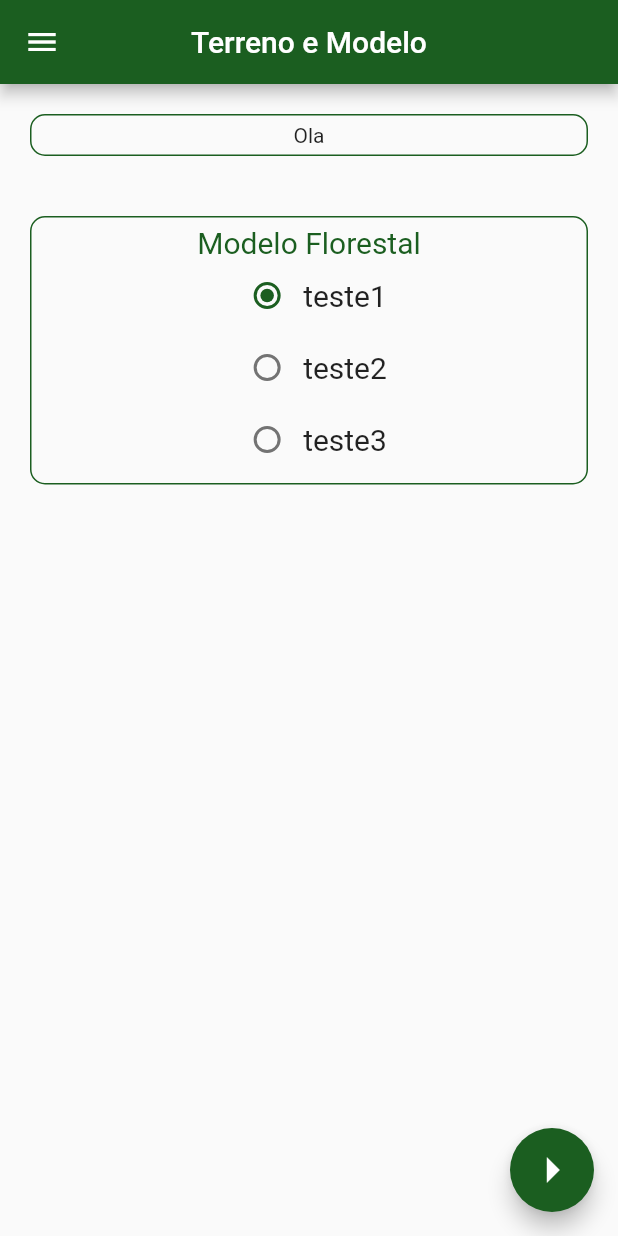
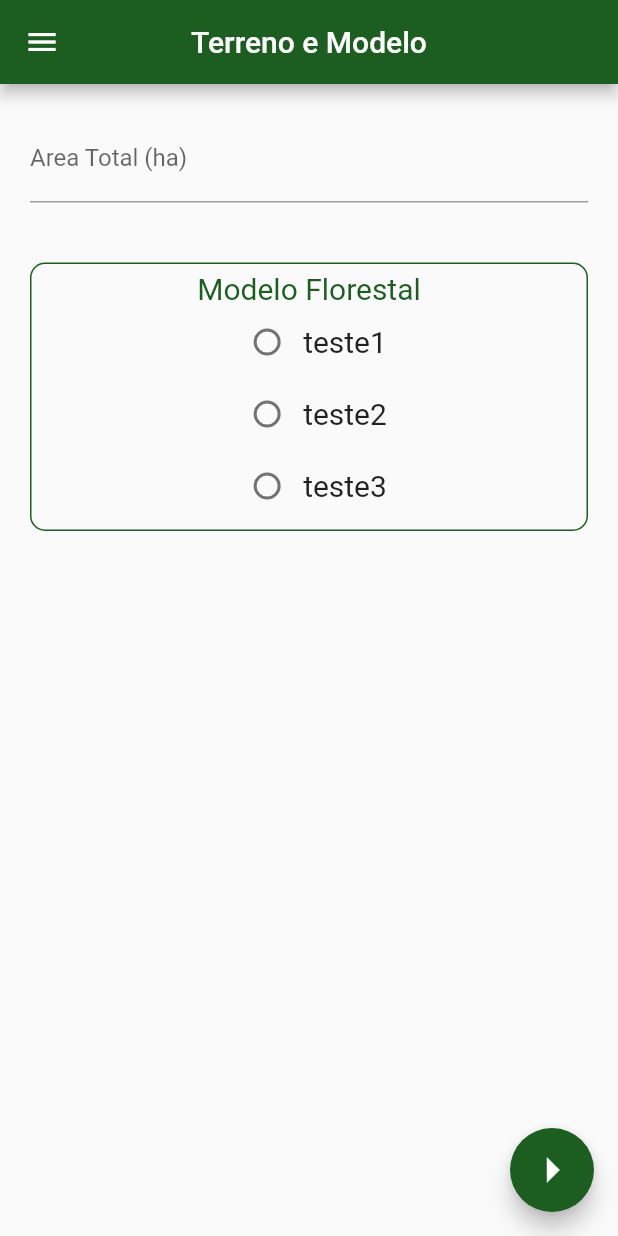
Before and after one commit to CaioPellicani/app_fatec_reflorestando, a Flutter app: the Tela_05_Terreno screen opened by its route, on a phone screen of 412 x 824 dp. Run offline on Flutter 3.47's test engine with Material 2 defaults, Android fonts, the phone set to English and light mode, and no system bars.

Commit message:
Tela Sobre Dev e Stales RadioGrop

```diff
--- a/lib/meus_widgets.dart
+++ b/lib/meus_widgets.dart
@@ -36,7 +36,7 @@ Widget botaoProximo( String tela, contexto, oProjeto  ){
       Navigator.pushNamed(contexto, tela, arguments: oProjeto );
     },
     tooltip: 'Próximo',
-    child: Icon(Icons.arrow_right_sharp, size: 40,),
+    child: Icon(Icons.arrow_right, size: 40,),
     backgroundColor: Theme.of(contexto).primaryColor,
   );
 }
@@ -123,8 +123,7 @@ class _DropBoxState extends State<DropBox>{
 
   @override
   Widget build(BuildContext context) {
-    return Flexible(
-      child: DropdownButtonFormField(
+    return DropdownButtonFormField(
       value: valorAtual,
       decoration: InputDecoration(
           contentPadding: EdgeInsets.all( 20 ),
@@ -144,7 +143,80 @@ class _DropBoxState extends State<DropBox>{
           );
         }
       ).toList(),
-      ),
     );
   }
 }
+
+//RadioGroup( "Modelo Florestal", modeloFlorestal )
+class RadioGroup extends StatefulWidget {
+  String nomeGrupo;
+  List<String> lista;
+
+  RadioGroup( String _nomeGrupo, List<String> _lista ){
+    this.nomeGrupo = _nomeGrupo;
+    this.lista = _lista;
+  }
+
+  @override
+  _RadioGroupState createState() => _RadioGroupState( nomeGrupo, lista );
+}
+
+class _RadioGroupState extends State<RadioGroup> {
+  String nomeGrupo;
+  List<String> lista;
+
+  _RadioGroupState( String _nomeGrupo, List<String> _lista ){
+    this.nomeGrupo = _nomeGrupo;
+    this.lista = _lista;
+  }
+  int radioGrupo;
+
+  @override
+  Widget build(BuildContext context) {
+    return Container(
+      padding: EdgeInsets.all( 5 ),
+      margin: EdgeInsets.all( 20 ),
+      decoration: BoxDecoration(
+        border: Border.all(color: Theme.of(context).primaryColor, width: 1),
+        borderRadius: BorderRadius.all( Radius.circular(10))
+      ),
+      child: Column(
+        children: [
+          Container(
+            child: Text( nomeGrupo,
+              style: TextStyle(
+                color:  Theme.of(context).primaryColor,
+                fontSize: 20
+              ),
+            ),
+          ),
+          Center(
+            child: ListView.builder(
+              shrinkWrap: true,
+              scrollDirection: Axis.vertical,
+              itemCount: lista.length,
+              itemBuilder: (context, index){
+                return Row(
+                  mainAxisAlignment: MainAxisAlignment.center,
+                  children: [
+                    Radio(
+                      activeColor: Theme.of(context).primaryColor,
+                      value: index ,
+                      groupValue: radioGrupo,
+                      onChanged: (index){
+                        radioGrupo = index;
+                        setState(() {});
+                      }
+                    ),
+                    Text( lista[index],style: TextStyle( fontSize: 20 ), ),
+                  ],
+                );
+              }
+            ),
+          ),
+        ],
+      )
+
+    );
+  }
+}
--- a/lib/tela_05_terreno.dart
+++ b/lib/tela_05_terreno.dart
@@ -27,6 +27,8 @@ class _Tela_05_TerrenoState extends State<Tela_05_Terreno>{
 
   Widget build(BuildContext context) {
     var oMeuReflorestamento = ModalRoute.of(context).settings.arguments;
+    double txtArea;
+
     return Scaffold(
       key: scaffoldKey,
          appBar: barraPadrao("Terreno e Modelo"),
@@ -36,61 +38,8 @@ class _Tela_05_TerrenoState extends State<Tela_05_Terreno>{
 
       body: Column(
         children: [
-          Container(
-            padding: EdgeInsets.all( 5 ),
-            margin: EdgeInsets.all(20),
-            decoration: BoxDecoration(
-              border: Border.all(color: Theme.of(context).primaryColor, width: 1),
-              borderRadius: BorderRadius.all( Radius.circular(10))
-            ),
-            child: Center(
-              child: Text( "Ola" ),
-            )
-          ),
-          Container(
-            padding: EdgeInsets.all( 5 ),
-            margin: EdgeInsets.all( 20 ),
-            decoration: BoxDecoration(
-              border: Border.all(color: Theme.of(context).primaryColor, width: 1),
-              borderRadius: BorderRadius.all( Radius.circular(10))
-            ),
-            child: Column(
-              children: [
-                Container(
-                  child: Text("Modelo Florestal",
-                    style: TextStyle(
-                      color:  Theme.of(context).primaryColor,
-                      fontSize: 20
-                    ),
-                  ),
-                ),
-                Center(
-                  child: ListView.builder(
-                    shrinkWrap: true,
-                    scrollDirection: Axis.vertical,
-                    itemCount: modeloFlorestal.length,
-                    itemBuilder: (context, index){
-                      return Row(
-                        mainAxisAlignment: MainAxisAlignment.center,
-                        children: [
-                          Radio(
-                            activeColor: Theme.of(context).primaryColor,
-                            value: index ,
-                            groupValue: radioGrupo,
-                            onChanged: (index){
-                              radioGrupo = index;
-                              setState(() {});
-                            }
-                          ),
-                          Text( modeloFlorestal[index],style: TextStyle( fontSize: 20 ), ),
-                        ],
-                      );
-                    }
-                  ),
-                ),
-              ],
-            )
-          ),
+          caixaTexto("Area Total (ha)", txtArea),
+          RadioGroup( "Modelo Florestal", modeloFlorestal)
         ],
       ),
     );
```
Also changed, not shown: lib/tela_02_sobre.dart (+34 -11 lines), imagens/Caio.png (added), pubspec.lock. Lines whose indentation alone changed are shown as unchanged.
